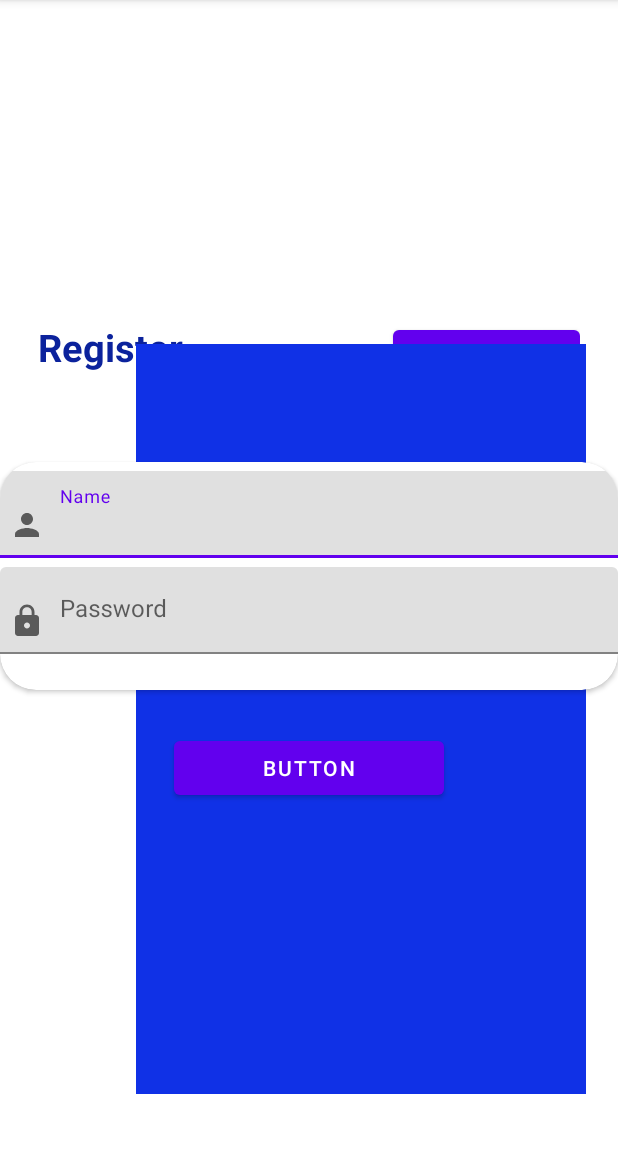
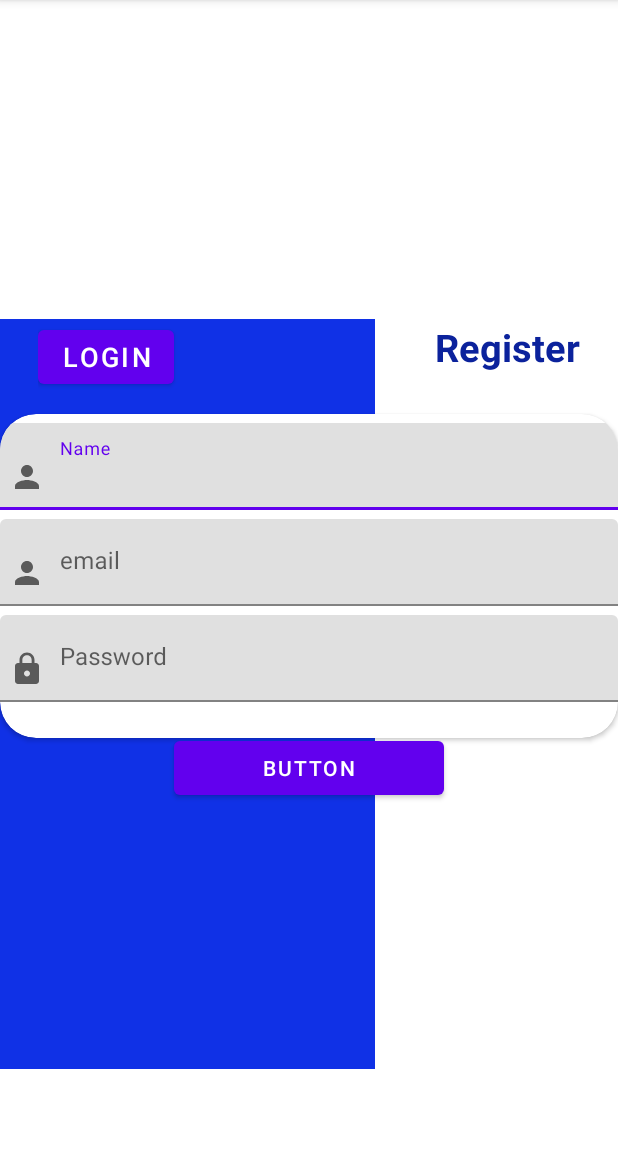
Before and after one commit to MNandor/Tomanano, an Android app: the Register screen opened directly, with no data from a screen before it, on a phone screen of 412 x 824 dp, the part 84-1236 px from its top. Run offline under Robolectric (Android 15) with nearby library versions, the phone set to English and light mode, and no system bars.

Commit message:
Update login and register page

```diff
--- a/android_code/app/build.gradle
+++ b/android_code/app/build.gradle
@@ -42,4 +42,7 @@ dependencies {
     testImplementation 'junit:junit:4.+'
     androidTestImplementation 'androidx.test.ext:junit:1.1.1'
     androidTestImplementation 'androidx.test.espresso:espresso-core:3.2.0'
+    apply plugin: 'com.android.application'
+    apply plugin: 'kotlin-android'
+    apply plugin: 'kotlin-android-extensions'
 }
--- a/android_code/app/src/main/java/com/example/tomanano/Login.kt
+++ b/android_code/app/src/main/java/com/example/tomanano/Login.kt
@@ -1,11 +1,17 @@
 package com.example.tomanano
 
+import android.content.Intent
 import androidx.appcompat.app.AppCompatActivity
 import android.os.Bundle
+import kotlinx.android.synthetic.main.activity_login.*
 
 class Login : AppCompatActivity() {
     override fun onCreate(savedInstanceState: Bundle?) {
         super.onCreate(savedInstanceState)
         setContentView(R.layout.activity_login)
+        buttonLogToReg.setOnClickListener {
+            startActivity(Intent(this,Register::class.java))
+            overridePendingTransition(R.anim.slide_from_right,R.anim.slide_to_left)
+        }
     }
 }
--- /dev/null
+++ b/android_code/app/src/main/res/anim/slide_from_left.xml
@@ -0,0 +1,4 @@
+<?xml version="1.0" encoding="utf-8"?>
+<set xmlns:android="http://schemas.android.com/apk/res/android">
+    <translate android:toXDelta="0%" android:fromXDelta="100%"/>
+</set>
--- /dev/null
+++ b/android_code/app/src/main/res/anim/slide_from_right.xml
@@ -0,0 +1,5 @@
+<?xml version="1.0" encoding="utf-8"?>
+<set xmlns:android="http://schemas.android.com/apk/res/android">
+    <translate android:toXDelta="0%" android:fromXDelta="100%"/>
+
+</set>
--- /dev/null
+++ b/android_code/app/src/main/res/anim/slide_to_left.xml
@@ -0,0 +1,4 @@
+<?xml version="1.0" encoding="utf-8"?>
+<set xmlns:android="http://schemas.android.com/apk/res/android">
+    <translate android:fromXDelta="0%" android:toXDelta="100%"/>
+</set>
--- /dev/null
+++ b/android_code/app/src/main/res/anim/slide_to_right.xml
@@ -0,0 +1,4 @@
+<?xml version="1.0" encoding="utf-8"?>
+<set xmlns:android="http://schemas.android.com/apk/res/android">
+    <translate android:fromXDelta="0%" android:toXDelta="100%"/>
+</set>
--- a/android_code/app/src/main/res/layout/activity_register.xml
+++ b/android_code/app/src/main/res/layout/activity_register.xml
@@ -5,6 +5,35 @@
     android:layout_width="match_parent"
     android:layout_height="match_parent"
     tools:context=".Register">
+
+
+    <TextView
+        android:id="@+id/textView4"
+        android:layout_width="wrap_content"
+        android:layout_height="wrap_content"
+        android:layout_marginStart="250dp"
+        android:layout_marginTop="100dp"
+        android:layout_marginEnd="250dp"
+        android:text="To_Ma_Na_No"
+        android:textColor="#364ED3"
+        android:textSize="55sp"
+        app:layout_constraintBottom_toBottomOf="parent"
+        app:layout_constraintEnd_toEndOf="parent"
+        app:layout_constraintStart_toStartOf="parent"
+        app:layout_constraintTop_toTopOf="parent"
+        app:layout_constraintVertical_bias="0.0" />
+
+    <View
+        android:id="@+id/view2"
+        android:layout_width="250dp"
+        android:layout_height="500dp"
+        android:background="#1031E6"
+        app:layout_constraintBottom_toBottomOf="parent"
+        app:layout_constraintEnd_toEndOf="parent"
+        app:layout_constraintHorizontal_bias="0.0"
+        app:layout_constraintStart_toStartOf="parent"
+        app:layout_constraintTop_toTopOf="parent"
+        app:layout_constraintVertical_bias="0.793" />
 
     <RelativeLayout
         android:layout_width="0dp"
@@ -18,52 +47,25 @@
         app:layout_constraintTop_toBottomOf="@+id/textView4">
 
         <Button
-            android:id="@+id/button"
+            android:id="@+id/buttonRegToLog"
             android:layout_width="wrap_content"
             android:layout_height="wrap_content"
-            android:layout_alignParentEnd="true"
+            android:layout_alignParentStart="true"
             android:paddingStart="16dp"
             android:paddingEnd="16dp"
-            android:text="Register"
+            android:text="Login"
             android:textSize="18sp" />
 
         <TextView
             android:id="@+id/textView"
             android:layout_width="wrap_content"
             android:layout_height="wrap_content"
+            android:layout_alignParentEnd="true"
             android:text="Register"
             android:textColor="#0B229C"
             android:textSize="25sp"
             android:textStyle="bold" />
     </RelativeLayout>
-
-    <TextView
-        android:id="@+id/textView4"
-        android:layout_width="wrap_content"
-        android:layout_height="wrap_content"
-        android:layout_marginStart="250dp"
-        android:layout_marginTop="100dp"
-        android:layout_marginEnd="250dp"
-        android:text="@string/login"
-        android:textColor="#364ED3"
-        android:textSize="55sp"
-        app:layout_constraintBottom_toBottomOf="parent"
-        app:layout_constraintEnd_toEndOf="parent"
-        app:layout_constraintStart_toStartOf="parent"
-        app:layout_constraintTop_toTopOf="parent"
-        app:layout_constraintVertical_bias="0.0" />
-
-    <View
-        android:id="@+id/view2"
-        android:layout_width="300dp"
-        android:layout_height="500dp"
-        android:layout_marginTop="190dp"
-        android:layout_marginEnd="20dp"
-        android:background="#1031E6"
-        app:layout_constraintBottom_toBottomOf="parent"
-        app:layout_constraintEnd_toEndOf="parent"
-        app:layout_constraintStart_toEndOf="@+id/textView4"
-        app:layout_constraintTop_toTopOf="parent" />
 
     <androidx.cardview.widget.CardView
         android:id="@+id/cardView"
@@ -97,6 +99,21 @@
 
             <com.google.android.material.textfield.TextInputLayout
                 android:layout_width="match_parent"
+                android:layout_height="match_parent"
+                android:layout_marginTop="6dp">
+
+                <com.google.android.material.textfield.TextInputEditText
+                    android:layout_width="match_parent"
+                    android:layout_height="wrap_content"
+                    android:drawableStart="@drawable/ic_baseline_person_24"
+                    android:drawablePadding="10dp"
+                    android:hint="email"
+                    android:paddingStart="6dp"
+                    android:paddingEnd="6dp" />
+            </com.google.android.material.textfield.TextInputLayout>
+
+            <com.google.android.material.textfield.TextInputLayout
+                android:layout_width="match_parent"
                 android:layout_height="wrap_content"
                 android:layout_marginTop="6dp"
                 android:layout_marginBottom="24dp">
@@ -115,7 +132,7 @@
     </androidx.cardview.widget.CardView>
 
     <Button
-        android:id="@+id/button2"
+        android:id="@+id/buttonRegister"
         android:layout_width="180dp"
         android:layout_height="wrap_content"
         android:layout_marginBottom="232dp"
@@ -123,8 +140,7 @@
         app:layout_constraintBottom_toBottomOf="parent"
         app:layout_constraintEnd_toEndOf="parent"
         app:layout_constraintStart_toStartOf="parent"
-        tools:text="Login" />
-
+        tools:text="Register" />
 
 
 </androidx.constraintlayout.widget.ConstraintLayout>
--- a/android_code/build.gradle
+++ b/android_code/build.gradle
@@ -6,7 +6,7 @@ buildscript {
         jcenter()
     }
     dependencies {
-        classpath "com.android.tools.build:gradle:4.1.0"
+        classpath 'com.android.tools.build:gradle:4.1.1'
         classpath "org.jetbrains.kotlin:kotlin-gradle-plugin:$kotlin_version"
 
         // NOTE: Do not place your application dependencies here; they belong
```
Also changed, not shown: android_code/app/src/main/java/com/example/tomanano/Register.kt (+9 -0 lines), android_code/app/src/main/res/drawable/ic_baseline_email_24.xml (added, +10 -0 lines), android_code/app/src/main/res/layout/activity_login.xml (+12 -12 lines).
